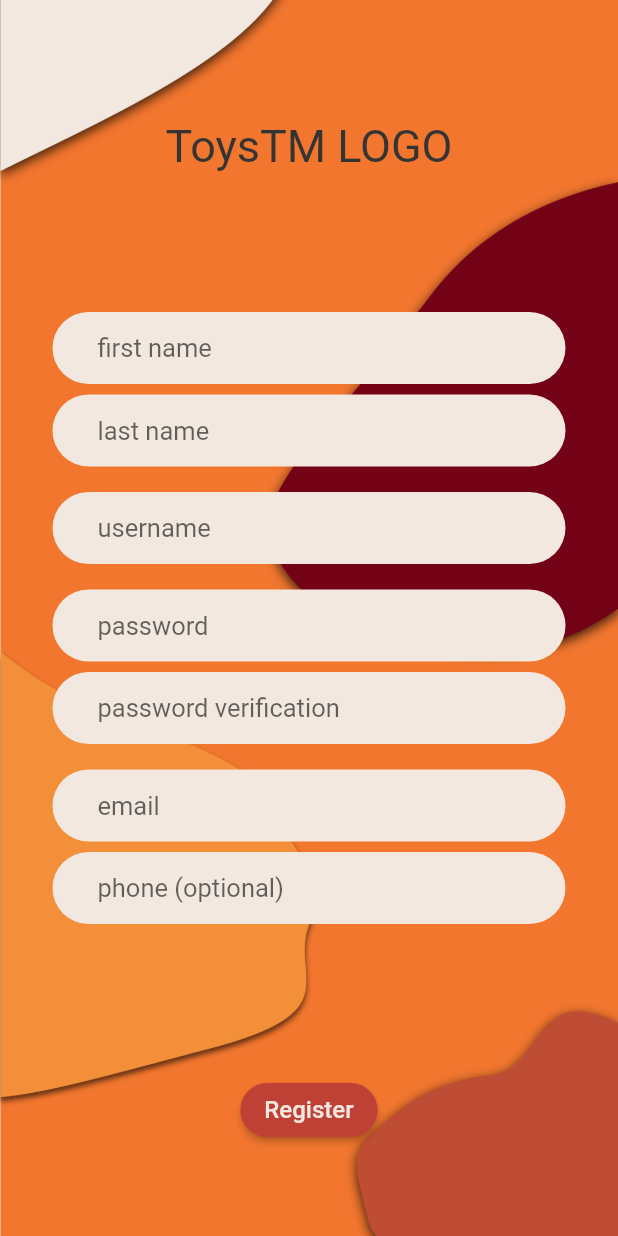
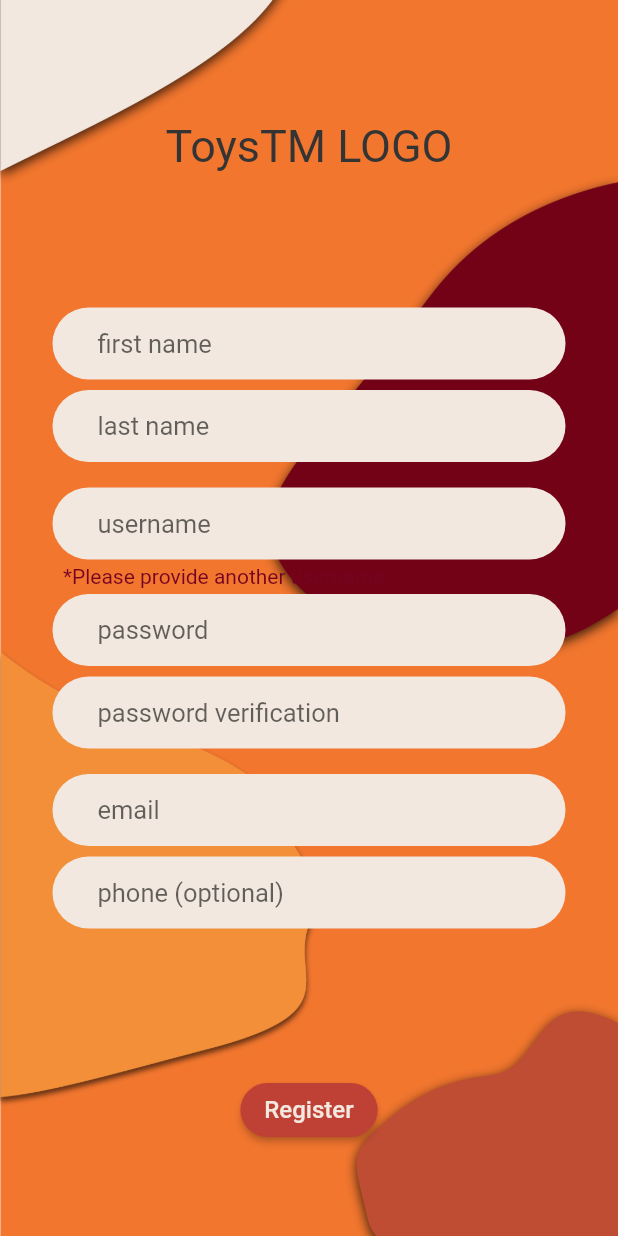
Before and after one commit to alexbabalau/toystm, a Flutter app: the screen it shows after launch, after a tap on "Register", on a phone screen of 412 x 824 dp. Run offline on Flutter 3.47's test engine with Material 2 defaults, Android fonts, the phone set to English and light mode, and no system bars; our stand-ins replace cloud_firestore, firebase_auth, firebase_core; accounts and stored records are empty.

Commit message:
Extracted register form into another widget

```diff
--- a/lib/screens/register.dart
+++ b/lib/screens/register.dart
@@ -1,26 +1,9 @@
 import 'package:flutter/material.dart';
 import 'package:toystm/shared/elements/background_image.dart';
-import 'package:toystm/shared/elements/custom_text_field.dart';
 import 'package:toystm/shared/ui_specs.dart';
+import 'package:toystm/widgets/user_register_form.dart';
 
-class Register extends StatefulWidget {
-  const Register({Key? key}) : super(key: key);
-
-  @override
-  _RegisterState createState() => _RegisterState();
-}
-
-class _RegisterState extends State<Register> {
-  var _lastNameController = TextEditingController();
-  var _firstNameController = TextEditingController();
-  var _usernameController = TextEditingController();
-  var _passwordController = TextEditingController();
-  var _passwordVerificationController = TextEditingController();
-  var _emailController = TextEditingController();
-  var _phoneController = TextEditingController();
-
-  bool _isValid = true;
-
+class Register extends StatelessWidget {
   @override
   Widget build(BuildContext context) {
     return Scaffold(
@@ -38,69 +21,7 @@ class _RegisterState extends State<Register> {
                     'ToysTM LOGO',
                     style: TextStyle(fontSize: 30, color: AppColors.DARK),
                   )),
-              Container(
-                margin: EdgeInsets.symmetric(horizontal: 35),
-                child: Column(
-                  mainAxisAlignment: MainAxisAlignment.center,
-                  children: [
-                    CustomTextField('first name', _firstNameController, false),
-                    CustomTextField('last name', _lastNameController, false),
-                    SizedBox(
-                      height: 10,
-                    ),
-                    CustomTextField('username', _usernameController, false),
-                    SizedBox(
-                      height: 10,
-                    ),
-                    CustomTextField('password', _passwordController, true),
-                    CustomTextField('password verification',
-                        _passwordVerificationController, true),
-                    _isValid
-                        ? SizedBox(
-                            height: 10,
-                          )
-                        : Align(
-                            alignment: Alignment.centerLeft,
-                            child: Text(
-                              '  *Passwords are not the same!',
-                              style: TextStyle(color: AppColors.WINE_RED),
-                            ),
-                          ),
-                    CustomTextField('email', _emailController, false),
-                    CustomTextField(
-                        'phone (optional)', _phoneController, false),
-                  ],
-                ),
-              ),
-              Container(
-                margin: EdgeInsets.only(bottom: 60),
-                child: Align(
-                  alignment: Alignment.bottomCenter,
-                  child: ElevatedButton(
-                    style: ButtonStyle(
-                      backgroundColor: MaterialStateProperty.all<Color>(
-                          AppColors.BRONZE_ORANGE),
-                      shape: MaterialStateProperty.all<RoundedRectangleBorder>(
-                        RoundedRectangleBorder(
-                          borderRadius: BorderRadius.circular(18.0),
-                        ),
-                      ),
-                    ),
-                    onPressed: () {
-                      setState(() {
-                        _passwordController.text ==
-                                _passwordVerificationController.text
-                            ? _isValid = true
-                            : _isValid = false;
-                      });
-                    },
-                    child: Text(
-                      'Register',
-                      style: TextStyle(color: AppColors.CREAM, fontSize: 16),
-                    ),
-                  ),
-                ),
-              ),
+              UserRegisterForm(),
             ],
           ),
         ),
--- /dev/null
+++ b/lib/widgets/user_register_form.dart
@@ -0,0 +1,111 @@
+import 'package:flutter/material.dart';
+import 'package:toystm/shared/elements/custom_text_field.dart';
+import 'package:toystm/shared/ui_specs.dart';
+
+class UserRegisterForm extends StatefulWidget {
+  const UserRegisterForm({Key? key}) : super(key: key);
+
+  @override
+  _UserRegisterFormState createState() => _UserRegisterFormState();
+}
+
+class _UserRegisterFormState extends State<UserRegisterForm> {
+  var _lastNameController = TextEditingController();
+  var _firstNameController = TextEditingController();
+  var _usernameController = TextEditingController();
+  var _passwordController = TextEditingController();
+  var _confirmedPasswordController = TextEditingController();
+  var _emailController = TextEditingController();
+  var _phoneController = TextEditingController();
+
+  bool _isPasswordValid = true;
+  bool _isUsernameValid = true;
+
+  @override
+  Widget build(BuildContext context) {
+    return Stack(
+      children: [
+        Container(
+          margin: EdgeInsets.symmetric(horizontal: 35),
+          child: Column(
+            mainAxisAlignment: MainAxisAlignment.center,
+            children: [
+              CustomTextField('first name', _firstNameController, false),
+              CustomTextField('last name', _lastNameController, false),
+              SizedBox(
+                height: 10,
+              ),
+              CustomTextField('username', _usernameController, false),
+              _isUsernameValid
+                  ? SizedBox(
+                      height: 10,
+                    )
+                  : Align(
+                      alignment: Alignment.centerLeft,
+                      child: Text(
+                        '  *Please provide another username.',
+                        style: TextStyle(color: AppColors.WINE_RED),
+                      ),
+                    ),
+              CustomTextField('password', _passwordController, true),
+              CustomTextField(
+                  'password verification', _confirmedPasswordController, true),
+              _isPasswordValid
+                  ? SizedBox(
+                      height: 10,
+                    )
+                  : Align(
+                      alignment: Alignment.centerLeft,
+                      child: Text(
+                        '  *Passwords are not the same!',
+                        style: TextStyle(color: AppColors.WINE_RED),
+                      ),
+                    ),
+              CustomTextField('email', _emailController, false),
+              CustomTextField('phone (optional)', _phoneController, false),
+            ],
+          ),
+        ),
+        Container(
+          margin: EdgeInsets.only(bottom: 60),
+          child: Align(
+            alignment: Alignment.bottomCenter,
+            child: ElevatedButton(
+              style: ButtonStyle(
+                backgroundColor:
+                    MaterialStateProperty.all<Color>(AppColors.BRONZE_ORANGE),
+                shape: MaterialStateProperty.all<RoundedRectangleBorder>(
+                  RoundedRectangleBorder(
+                    borderRadius: BorderRadius.circular(18.0),
+                  ),
+                ),
+              ),
+              child: Text(
+                'Register',
+                style: TextStyle(color: AppColors.CREAM, fontSize: 16),
+              ),
+              onPressed: () {
+                setState(() {
+                  _isPasswordValid = _validPassword(_passwordController.text,
+                      _confirmedPasswordController.text);
+                  _isUsernameValid = _validUsername(_usernameController.text);
+                });
+              },
+            ),
+          ),
+        ),
+      ],
+    );
+  }
+
+  bool _validUsername(String username) {
+    //TODO : check that the username isn't already taken
+    if (username.isEmpty) return false;
+    return true;
+  }
+
+  bool _validPassword(String password, String passwordConfimed) {
+    if (password != passwordConfimed) return false;
+    return true;
+  }
+}
```
